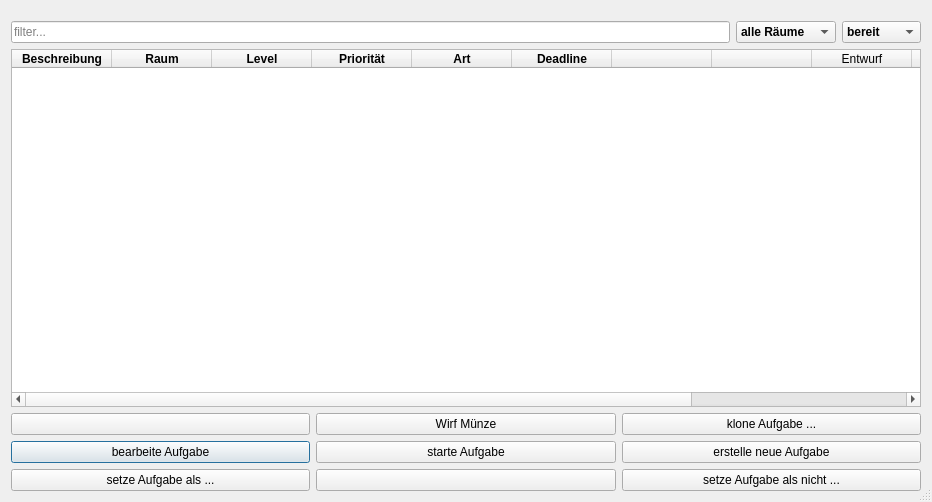
amogorkon/watnu, file src/ui/task_list.ui: the form before one commit.
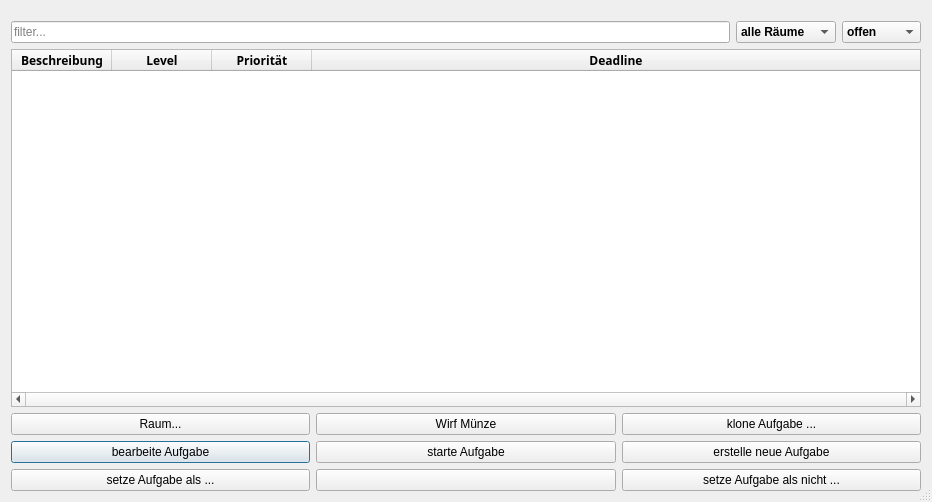
The form after the commit. Icons and pictures are not drawn.

The edit to the form file:
```diff
--- a/src/ui/task_list.ui
+++ b/src/ui/task_list.ui
@@ -102,7 +102,7 @@
        </property>
        <item>
         <property name="text">
-         <string>bereit</string>
+         <string>offen</string>
         </property>
        </item>
        <item>
@@ -140,6 +140,9 @@
      <property name="autoFillBackground">
       <bool>false</bool>
      </property>
+     <property name="styleSheet">
+      <string notr="true"/>
+     </property>
      <property name="midLineWidth">
       <number>0</number>
      </property>
@@ -221,17 +224,7 @@
       </property>
       <property name="font">
        <font>
-        <weight>75</weight>
-        <bold>true</bold>
-       </font>
-      </property>
-     </column>
-     <column>
-      <property name="text">
-       <string>Raum</string>
-      </property>
-      <property name="font">
-       <font>
+        <family>MS Reference Sans Serif</family>
         <weight>75</weight>
         <bold>true</bold>
        </font>
@@ -243,6 +236,7 @@
       </property>
       <property name="font">
        <font>
+        <family>MS Reference Sans Serif</family>
         <weight>75</weight>
         <bold>true</bold>
        </font>
@@ -254,17 +248,7 @@
       </property>
       <property name="font">
        <font>
-        <weight>75</weight>
-        <bold>true</bold>
-       </font>
-      </property>
-     </column>
-     <column>
-      <property name="text">
-       <string>Art</string>
-      </property>
-      <property name="font">
-       <font>
+        <family>MS Reference Sans Serif</family>
         <weight>75</weight>
         <bold>true</bold>
        </font>
@@ -276,42 +260,13 @@
       </property>
       <property name="font">
        <font>
+        <family>MS Reference Sans Serif</family>
         <weight>75</weight>
         <italic>false</italic>
         <bold>true</bold>
        </font>
       </property>
      </column>
-     <column>
-      <property name="text">
-       <string/>
-      </property>
-     </column>
-     <column>
-      <property name="text">
-       <string/>
-      </property>
-     </column>
-     <column>
-      <property name="text">
-       <string>Entwurf</string>
-      </property>
-     </column>
-     <column>
-      <property name="text">
-       <string>erledigt</string>
-      </property>
-     </column>
-     <column>
-      <property name="text">
-       <string>inaktiv</string>
-      </property>
-     </column>
-     <column>
-      <property name="text">
-       <string>gelöscht</string>
-      </property>
-     </column>
     </widget>
    </item>
    <item>
@@ -436,7 +391,7 @@
         </sizepolicy>
        </property>
        <property name="text">
-        <string/>
+        <string>Raum...</string>
        </property>
        <property name="shortcut">
         <string>7</string>
```
Left out of the diff: 2 changed lines with no effect on the pictures.
